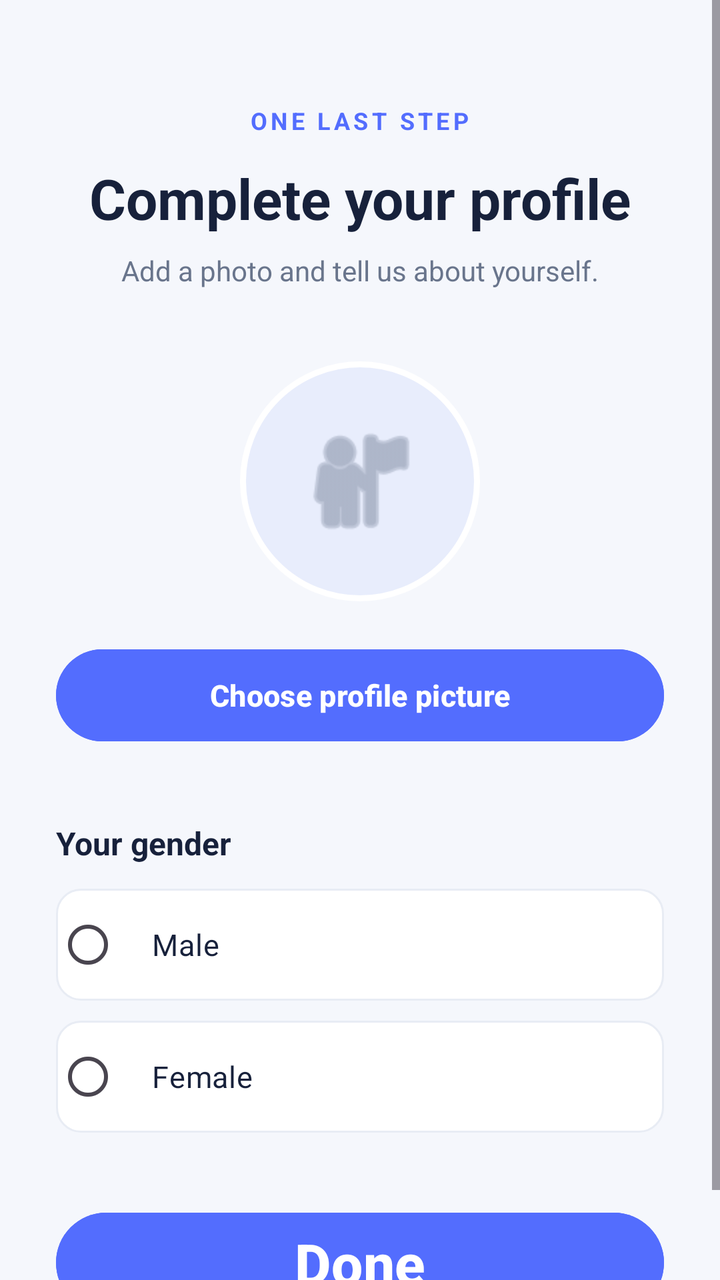
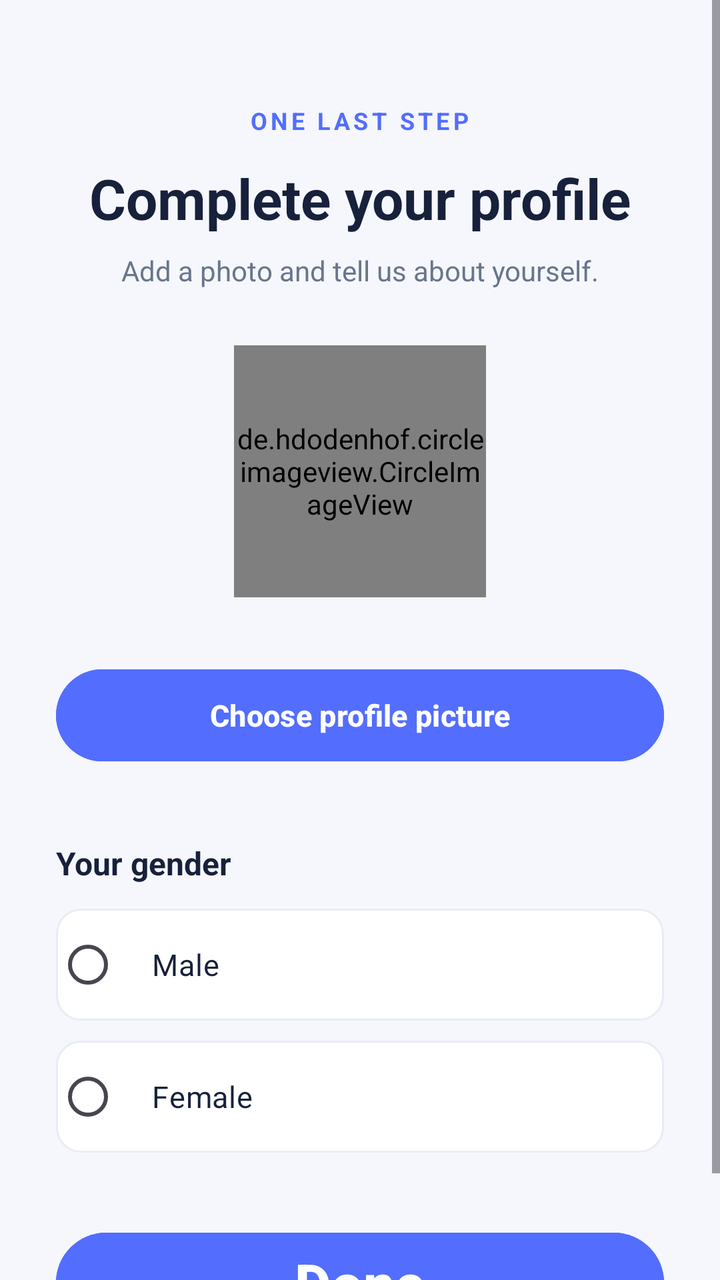

An Android layout rendered at two revisions. The XML below is the earlier revision; the diff shows what the commit changed to produce the second picture.
<!-- AndroidManifest.xml: application theme Theme.FindProfessionals -->
<!-- res/layout/activity_set_image.xml -->
<?xml version="1.0" encoding="utf-8"?>
<androidx.constraintlayout.widget.ConstraintLayout
    xmlns:android="http://schemas.android.com/apk/res/android"
    xmlns:app="http://schemas.android.com/apk/res-auto"
    xmlns:tools="http://schemas.android.com/tools"
    android:id="@+id/main"
    android:layout_width="match_parent"
    android:layout_height="match_parent"
    android:background="#F5F7FC"
    tools:context=".SetImageActivity">

    <ScrollView
        android:layout_width="0dp"
        android:layout_height="0dp"
        android:fillViewport="true"
        app:layout_constraintTop_toTopOf="parent"
        app:layout_constraintBottom_toBottomOf="parent"
        app:layout_constraintStart_toStartOf="parent"
        app:layout_constraintEnd_toEndOf="parent">

        <LinearLayout
            android:layout_width="match_parent"
            android:layout_height="wrap_content"
            android:orientation="vertical"
            android:padding="28dp"
            android:gravity="center_horizontal">

            

            <TextView
                android:layout_width="wrap_content"
                android:layout_height="wrap_content"
                android:layout_marginTop="24dp"
                android:text="ONE LAST STEP"
                android:textColor="#536DFE"
                android:textSize="12sp"
                android:textStyle="bold"
                android:letterSpacing="0.15" />

            <TextView
                android:layout_width="match_parent"
                android:layout_height="wrap_content"
                android:layout_marginTop="12dp"
                android:text="Complete your profile"
                android:textColor="#17213B"
                android:textSize="28sp"
                android:textStyle="bold"
                android:gravity="center" />

            <TextView
                android:layout_width="match_parent"
                android:layout_height="wrap_content"
                android:layout_marginTop="8dp"
                android:text="Add a photo and tell us about yourself."
                android:textColor="#69758C"
                android:textSize="14sp"
                android:gravity="center" />

            

            <ImageView
                android:id="@+id/imgProfile"
                android:layout_width="120dp"
                android:layout_height="120dp"
                android:layout_marginTop="36dp"
                android:background="@drawable/bg_profile"
                android:padding="28dp"
                android:src="@android:drawable/ic_menu_myplaces"
                android:scaleType="centerCrop"
                android:contentDescription="Profile image"
                app:tint="#8792A8" />

            

            <Button
                android:id="@+id/btnChooseImage"
                android:layout_width="match_parent"
                android:layout_height="54dp"
                android:layout_marginTop="20dp"
                android:backgroundTint="#536DFE"
                android:text="Choose profile picture"
                android:textColor="#FFFFFF"
                android:textAllCaps="false"
                android:textSize="15sp"
                android:textStyle="bold" />

            

            <TextView
                android:layout_width="match_parent"
                android:layout_height="wrap_content"
                android:layout_marginTop="36dp"
                android:text="Your gender"
                android:textColor="#17213B"
                android:textSize="16sp"
                android:textStyle="bold" />

            

            <RadioGroup
                android:id="@+id/radioGroupGender"
                android:layout_width="match_parent"
                android:layout_height="wrap_content"
                android:layout_marginTop="12dp"
                android:orientation="vertical">

                <RadioButton
                    android:id="@+id/radioMale"
                    android:layout_width="match_parent"
                    android:layout_height="56dp"
                    android:background="@drawable/bg_gender"
                    android:buttonTint="#536DFE"
                    android:paddingStart="16dp"
                    android:paddingEnd="16dp"
                    android:text="Male"
                    android:textColor="#17213B"
                    android:textSize="15sp" />

                <RadioButton
                    android:id="@+id/radioFemale"
                    android:layout_width="match_parent"
                    android:layout_height="56dp"
                    android:layout_marginTop="10dp"
                    android:background="@drawable/bg_gender"
                    android:buttonTint="#536DFE"
                    android:paddingStart="16dp"
                    android:paddingEnd="16dp"
                    android:text="Female"
                    android:textColor="#17213B"
                    android:textSize="15sp" />

            </RadioGroup>

            

            <Button
                android:id="@+id/btnFinisReg"
                android:layout_width="match_parent"
                android:layout_height="58dp"
                android:layout_marginTop="36dp"
                android:backgroundTint="#536DFE"
                android:text="Done"
                android:textAllCaps="false"
                android:textColor="#FFFFFF"
                android:textSize="28sp"
                android:textStyle="bold" />

        </LinearLayout>

    </ScrollView>

</androidx.constraintlayout.widget.ConstraintLayout>
<!-- resources referenced by this layout -->
<resources>
  <!-- drawable bg_gender (drawable) -->
  <?xml version="1.0" encoding="utf-8"?>
  <selector xmlns:android="http://schemas.android.com/apk/res/android">
  
      <item android:state_checked="true">
          <shape android:shape="rectangle">
              <solid android:color="#EEF0FF" />
              <corners android:radius="12dp" />
              <stroke
                  android:width="2dp"
                  android:color="#536DFE" />
          </shape>
      </item>
  
      <item>
          <shape android:shape="rectangle">
              <solid android:color="#FFFFFF" />
              <corners android:radius="12dp" />
              <stroke
                  android:width="1dp"
                  android:color="#E8ECF4" />
          </shape>
      </item>
  
  </selector>
  <!-- drawable bg_profile (drawable) -->
  <?xml version="1.0" encoding="utf-8"?>
  <shape xmlns:android="http://schemas.android.com/apk/res/android"
      android:shape="oval">
  
      <solid android:color="#E8EDFC" />
  
      <stroke
          android:width="3dp"
          android:color="#FFFFFF" />
  
  </shape>
  <style name="Theme.FindProfessionals" parent="Base.Theme.FindProfessionals" />
  <style name="Base.Theme.FindProfessionals" parent="Theme.Material3.DayNight.NoActionBar">
          
          
      </style>
</resources>

<!-- the commit's change to res/layout/activity_set_image.xml (unified diff, before → after) -->
@@ -58,17 +58,25 @@
 
             
 
-            <ImageView
+
+
+
+
+
+
+
+
+
+
+
+            <de.hdodenhof.circleimageview.CircleImageView
                 android:id="@+id/imgProfile"
-                android:layout_width="120dp"
-                android:layout_height="120dp"
-                android:layout_marginTop="36dp"
-                android:background="@drawable/bg_profile"
-                android:padding="28dp"
-                android:src="@android:drawable/ic_menu_myplaces"
-                android:scaleType="centerCrop"
-                android:contentDescription="Profile image"
-                app:tint="#8792A8" />
+                android:layout_width="126dp"
+                android:layout_height="126dp"
+                android:padding="1dp"
+                android:layout_marginTop="28dp"
+                android:layout_marginBottom="12dp"
+                android:src="@drawable/base_img"/>
 
             
 
<!-- resource entries referenced after the edit -->
@@ -1,5 +1,6 @@
 <!-- resources referenced by this layout -->
 <resources>
+  <!-- drawable base_img: png bitmap (drawable-nodpi, 7294 bytes) -->
   <!-- drawable bg_gender (drawable) -->
   <?xml version="1.0" encoding="utf-8"?>
   <selector xmlns:android="http://schemas.android.com/apk/res/android">
@@ -25,18 +26,6 @@
       </item>
   
   </selector>
-  <!-- drawable bg_profile (drawable) -->
-  <?xml version="1.0" encoding="utf-8"?>
-  <shape xmlns:android="http://schemas.android.com/apk/res/android"
-      android:shape="oval">
-  
-      <solid android:color="#E8EDFC" />
-  
-      <stroke
-          android:width="3dp"
-          android:color="#FFFFFF" />
-  
-  </shape>
   <style name="Theme.FindProfessionals" parent="Base.Theme.FindProfessionals" />
   <style name="Base.Theme.FindProfessionals" parent="Theme.Material3.DayNight.NoActionBar">
           
